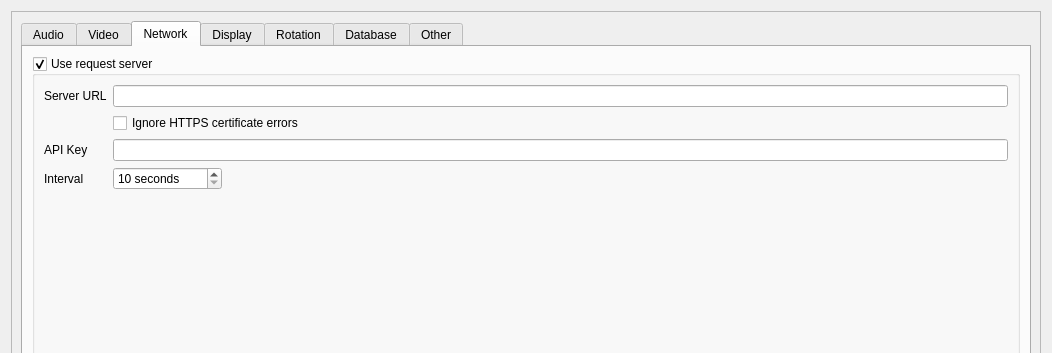
First picture: the form in OpenKJ/dlgsettings.ui, repository OpenKJ/OpenKJ, before the edit; both pictures show x 0 to 1052 and y 0 to 353 of the 1052 by 1130 pixel window.
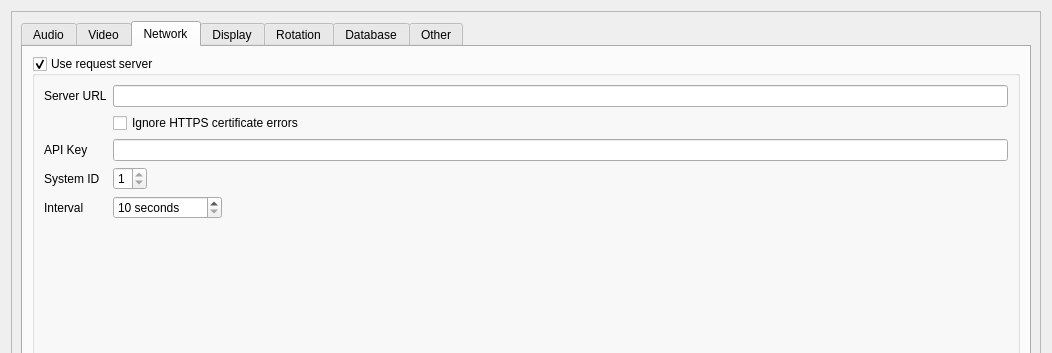
Second picture: the form after the edit. The open tabs and pages were chosen to show the change. Icons and pictures are not drawn.

Commit message: Add systemID support needed for multi-rig okjsongbook accounts

What changed in the file:
```diff
--- a/OpenKJ/dlgsettings.ui
+++ b/OpenKJ/dlgsettings.ui
@@ -32,11 +32,11 @@
        </property>
        <layout class="QVBoxLayout" name="verticalLayout_4">
         <item>
-         <widget class="QTabWidget" name="tabWidget">
+         <widget class="QTabWidget" name="tabWidgetMain">
           <property name="currentIndex">
            <number>0</number>
           </property>
-          <widget class="QWidget" name="tabWidgetPage1" native="true">
+          <widget class="QWidget" name="tabWidgetPage1">
            <attribute name="title">
             <string>Audio</string>
            </attribute>
@@ -250,7 +250,7 @@
             </item>
            </layout>
           </widget>
-          <widget class="QWidget" name="tabWidgetPage2" native="true">
+          <widget class="QWidget" name="tabWidgetPage2">
            <attribute name="title">
             <string>Video</string>
            </attribute>
@@ -771,7 +771,7 @@
             </item>
            </layout>
           </widget>
-          <widget class="QWidget" name="tabWidgetPage3" native="true">
+          <widget class="QWidget" name="tabWidgetPage3">
            <attribute name="title">
             <string>Network</string>
            </attribute>
@@ -832,13 +832,20 @@
                   </widget>
                  </item>
                  <item row="3" column="0">
+                  <widget class="QLabel" name="label_30">
+                   <property name="text">
+                    <string>System ID</string>
+                   </property>
+                  </widget>
+                 </item>
+                 <item row="4" column="0">
                   <widget class="QLabel" name="label_22">
                    <property name="text">
                     <string>Interval</string>
                    </property>
                   </widget>
                  </item>
-                 <item row="3" column="1">
+                 <item row="4" column="1">
                   <layout class="QHBoxLayout" name="horizontalLayout_15">
                    <property name="rightMargin">
                     <number>50</number>
@@ -877,7 +884,7 @@
                    </item>
                   </layout>
                  </item>
-                 <item row="4" column="1">
+                 <item row="5" column="1">
                   <spacer name="verticalSpacer_6">
                    <property name="orientation">
                     <enum>Qt::Vertical</enum>
@@ -890,7 +897,7 @@
                    </property>
                   </spacer>
                  </item>
-                 <item row="5" column="1">
+                 <item row="6" column="1">
                   <layout class="QHBoxLayout" name="horizontalLayout_20">
                    <property name="leftMargin">
                     <number>0</number>
@@ -920,6 +927,36 @@
                    </item>
                   </layout>
                  </item>
+                 <item row="3" column="1">
+                  <layout class="QHBoxLayout" name="horizontalLayout_2">
+                   <property name="rightMargin">
+                    <number>20</number>
+                   </property>
+                   <item>
+                    <widget class="QSpinBox" name="spinBoxSystemId">
+                     <property name="minimum">
+                      <number>1</number>
+                     </property>
+                     <property name="maximum">
+                      <number>1</number>
+                     </property>
+                    </widget>
+                   </item>
+                   <item>
+                    <spacer name="horizontalSpacer_14">
+                     <property name="orientation">
+                      <enum>Qt::Horizontal</enum>
+                     </property>
+                     <property name="sizeHint" stdset="0">
+                      <size>
+                       <width>40</width>
+                       <height>20</height>
+                      </size>
+                     </property>
+                    </spacer>
+                   </item>
+                  </layout>
+                 </item>
                 </layout>
                </item>
                <item>
@@ -973,7 +1010,7 @@
             </item>
            </layout>
           </widget>
-          <widget class="QWidget" name="tabWidgetPage5" native="true">
+          <widget class="QWidget" name="tabWidgetPage5">
            <attribute name="title">
             <string>Display</string>
            </attribute>
@@ -1084,7 +1121,7 @@
             </item>
            </layout>
           </widget>
-          <widget class="QWidget" name="tabWidgetPage6" native="true">
+          <widget class="QWidget" name="tabWidgetPage6">
            <attribute name="title">
             <string>Rotation</string>
            </attribute>
@@ -1216,7 +1253,7 @@
             </item>
            </layout>
           </widget>
-          <widget class="QWidget" name="tabWidgetPage4" native="true">
+          <widget class="QWidget" name="tabWidgetPage4">
            <attribute name="title">
             <string>Other</string>
            </attribute>
```
The commit also changes 14 other files.
